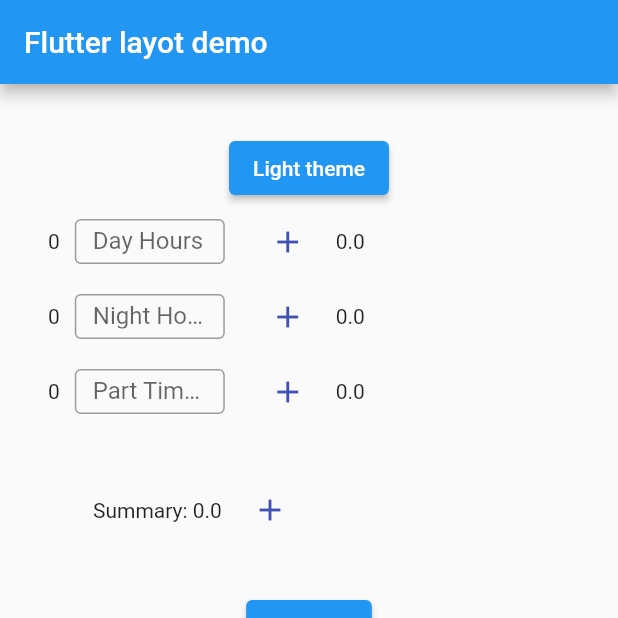
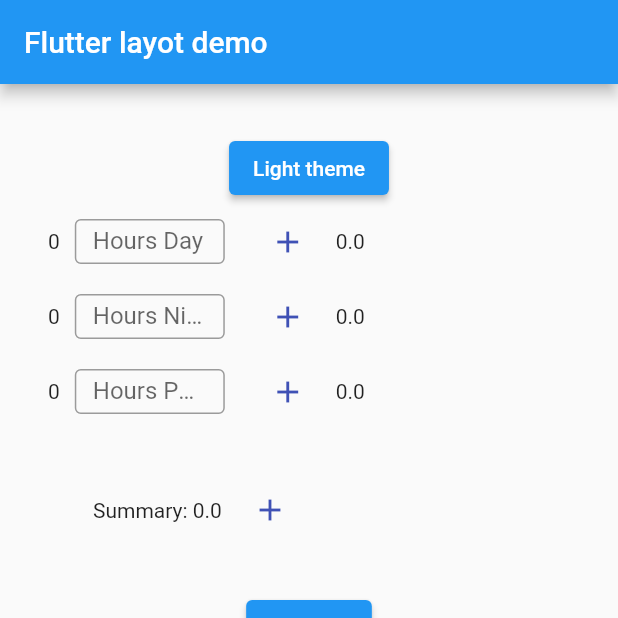
Before and after one commit to Dude19-86/salaryCalculator, a Flutter app: the screen it shows after launch, on a phone screen of 412 x 824 dp, the top half of it. Run offline on Flutter 3.47's test engine with Material 2 defaults, Android fonts, the phone set to English and light mode, and no system bars; our stand-ins replace flutter_bloc, shared_preferences.

Commit message:
12salary

```diff
--- a/lib/salary_calculator.dart
+++ b/lib/salary_calculator.dart
@@ -2,8 +2,8 @@ import 'package:flutter/material.dart';
 import 'package:flutter_bloc/flutter_bloc.dart';
 import 'package:salary_calculator/bloc/main/main_bloc.dart';
 import 'package:salary_calculator/models/calculator.dart';
+import 'package:salary_calculator/text_field_my.dart';
 import 'package:shared_preferences/shared_preferences.dart';
-
 
 class SalaryCalculator extends StatefulWidget {
   const SalaryCalculator({super.key});
@@ -25,18 +25,8 @@ class _SalaryCalculatorState extends State<SalaryCalculator> {
 
   @override
   void initState() {
-    //final mBloc = context.read<MainBloc>();
     super.initState();
-    //mBloc.state.calculator еще нет
-    //myControllerDay.text = mBloc.state.calculator!.inputDay;
   }
-
-  // void _saveText() {
-  //   // Save the text to the shared preference.
-  //   final mBloc = context.read<MainBloc>();
-  //   mBloc.state.calculator!.inputDay = myControllerDay.text;
-  //   mBloc.add(MainUpdateCalculator(mBloc.state.calculator!));
-  // }
 
   void _dayAmountCounter() {
     final mBloc = context.read<MainBloc>();
@@ -114,8 +104,6 @@ class _SalaryCalculatorState extends State<SalaryCalculator> {
 
   void _summaryF() {
     final mBloc = context.read<MainBloc>();
-
-    //Не буду усложнять, но мы получаем объект класса калькулятор из нашего хранилища блока
     Calculator calculator = mBloc.state.calculator!;
 
     calculator.summary = ((calculator.dayAmount +
@@ -150,6 +138,12 @@ class _SalaryCalculatorState extends State<SalaryCalculator> {
       },
       listener: (context, state) {
         myControllerDay.text = state.calculator!.inputDay;
+        myControllerNight.text = state.calculator!.inputNight;
+        myControllerPart.text = state.calculator!.inputPart;
+        myControllerDayPercent.text = state.calculator!.inputDayPercent;
+        myControllerNightPercent.text = state.calculator!.inputNightPercent;
+        myControllerPremiumPercent.text = state.calculator!.inputPremiumPercent;
+        myControllerPartJobPercent.text = state.calculator!.inputPartJobPercent;
       },
       builder: (context, state) {
         return BlocBuilder<MainBloc, MainState>(
@@ -185,134 +179,169 @@ class _SalaryCalculatorState extends State<SalaryCalculator> {
                                     crossAxisAlignment:
                                         CrossAxisAlignment.start,
                                     children: [
-                                      Row(
-                                        children: [
-                                          SizedBox(
-                                            child: Text(state.calculator == null
-                                                ? ""
-                                                : state.calculator!.dayCounter
-                                                    .toString()),
-                                          ),
-                                          Padding(
-                                            padding: const EdgeInsets.all(10),
-                                            child: SizedBox(
-                                              width: 100,
-                                              height: 30,
-                                              child: TextField(
-                                                onChanged: (value) {
-                                                  //Пример, тут можно записать значение при изменении
-                                                  state.calculator!.inputDay =
-                                                      value;
-                                                  context.read<MainBloc>().add(
-                                                      MainUpdateCalculator(
-                                                          state.calculator!));
-                                                  print(state
-                                                      .calculator!.inputDay);
-                                                  print(value);
-                                                },
-                                                keyboardType:
-                                                    TextInputType.number,
-                                                controller: myControllerDay,
-                                                obscureText: false,
-                                                decoration:
-                                                    const InputDecoration(
-                                                  border: OutlineInputBorder(),
-                                                  labelText: 'Day Hours',
-                                                ),
-                                              ),
-                                            ),
-                                          ),
-                                          TextButton(
-                                            onPressed: _dayAmountCounter,
-                                            child: const Icon(Icons.add,
-                                                color: Colors.indigo),
-                                          ),
-                                          SizedBox(
-                                            child: Text(state.calculator == null
-                                                ? ""
-                                                : state.calculator!.dayAmount
-                                                    .toString()),
-                                          ),
-                                        ],
-                                      ),
-                                      Row(
-                                        children: [
-                                          SizedBox(
-                                            child: Text(state.calculator == null
-                                                ? ""
-                                                : state.calculator!.nightCounter
-                                                    .toString()),
-                                          ),
-                                          Padding(
-                                            padding: const EdgeInsets.all(10),
-                                            child: SizedBox(
-                                              width: 100,
-                                              height: 30,
-                                              child: TextField(
-                                                keyboardType:
-                                                    TextInputType.number,
-                                                controller: myControllerNight,
-                                                obscureText: false,
-                                                decoration:
-                                                    const InputDecoration(
-                                                  border: OutlineInputBorder(),
-                                                  labelText: 'Night Hours',
-                                                ),
-                                              ),
-                                            ),
-                                          ),
-                                          TextButton(
-                                            onPressed: _nightAmountCounter,
-                                            child: const Icon(Icons.add,
-                                                color: Colors.indigo),
-                                          ),
-                                          SizedBox(
-                                            child: Text(state.calculator == null
-                                                ? ""
-                                                : state.calculator!.nightAmount
-                                                    .toString()),
-                                          ),
-                                        ],
-                                      ),
-                                      Row(
-                                        children: [
-                                          SizedBox(
-                                            child: Text(state.calculator == null
-                                                ? ""
-                                                : state.calculator!.partCounter
-                                                    .toString()),
-                                          ),
-                                          Padding(
-                                            padding: const EdgeInsets.all(10),
-                                            child: SizedBox(
-                                              width: 100,
-                                              height: 30,
-                                              child: TextField(
-                                                keyboardType:
-                                                    TextInputType.number,
-                                                controller: myControllerPart,
-                                                obscureText: false,
-                                                decoration:
-                                                    const InputDecoration(
-                                                  border: OutlineInputBorder(),
-                                                  labelText: 'Part Time Job',
-                                                ),
-                                              ),
-                                            ),
-                                          ),
-                                          TextButton(
-                                            onPressed: _partAmountCounter,
-                                            child: const Icon(Icons.add,
-                                                color: Colors.indigo),
-                                          ),
-                                          SizedBox(
-                                            child: Text(state.calculator == null
-                                                ? ""
-                                                : state.calculator!.partAmount
-                                                    .toString()),
-                                          ),
-                                        ],
-                                      ),
+                                      TextFieldMy(
+                                          input: 'inputDay',
+                                          counter: state.calculator!.dayCounter,
+                                          onPressed: _dayAmountCounter,
+                                          controller: myControllerDay,
+                                          amount: state.calculator!.dayAmount,
+                                          labelText: 'Hours Day'),
+                                      TextFieldMy(
+                                          input: 'inputNight',
+                                          counter:
+                                              state.calculator!.nightCounter,
+                                          onPressed: _nightAmountCounter,
+                                          controller: myControllerNight,
+                                          amount: state.calculator!.nightAmount,
+                                          labelText: 'Hours Night'),
+                                      TextFieldMy(
+                                          input: 'inputPart',
+                                          counter:
+                                              state.calculator!.partCounter,
+                                          onPressed: _partAmountCounter,
+                                          controller: myControllerPart,
+                                          amount: state.calculator!.partAmount,
+                                          labelText: 'Hours Part'),
+
+                                      // Row(
+                                      //   children: [
+                                      //     SizedBox(
+                                      //       child: Text(state.calculator == null
+                                      //           ? ""
+                                      //           : state.calculator!.dayCounter
+                                      //           .toString()),
+                                      //     ),
+                                      //     Padding(
+                                      //       padding: const EdgeInsets.all(10),
+                                      //       child: SizedBox(
+                                      //         width: 100,
+                                      //         height: 30,
+                                      //         child: TextField(
+                                      //           onChanged: (value) {
+                                      //             state.calculator!.inputDay =
+                                      //                 value;
+                                      //             context.read<MainBloc>().add(
+                                      //                 MainUpdateCalculator(
+                                      //                     state.calculator!));
+                                      //           },
+                                      //           keyboardType:
+                                      //           TextInputType.number,
+                                      //           controller: myControllerDay,
+                                      //           obscureText: false,
+                                      //           decoration:
+                                      //           const InputDecoration(
+                                      //             border: OutlineInputBorder(),
+                                      //             labelText: 'Day Hours',
+                                      //           ),
+                                      //         ),
+                                      //       ),
+                                      //     ),
+                                      //     TextButton(
+                                      //       onPressed: _dayAmountCounter,
+                                      //       child: const Icon(Icons.add,
+                                      //           color: Colors.indigo),
+                                      //     ),
+                                      //     SizedBox(
+                                      //       child: Text(state.calculator == null
+                                      //           ? ""
+                                      //           : state.calculator!.dayAmount
+                                      //           .toString()),
+                                      //     ),
+                                      //   ],
+                                      // ),
+                                      // Row(
+                                      //   children: [
+                                      //     SizedBox(
+                                      //       child: Text(state.calculator == null
+                                      //           ? ""
+                                      //           : state.calculator!.nightCounter
+                                      //           .toString()),
+                                      //     ),
+                                      //     Padding(
+                                      //       padding: const EdgeInsets.all(10),
+                                      //       child: SizedBox(
+                                      //         width: 100,
+                                      //         height: 30,
+                                      //         child: TextField(
+                                      //           onChanged: (value) {
+                                      //             //Пример, тут можно записать значение при изменении
+                                      //             state.calculator!.inputNight =
+                                      //                 value;
+                                      //             context.read<MainBloc>().add(
+                                      //                 MainUpdateCalculator(
+                                      //                     state.calculator!));
+                                      //           },
+                                      //           keyboardType:
+                                      //           TextInputType.number,
+                                      //           controller: myControllerNight,
+                                      //           obscureText: false,
+                                      //           decoration:
+                                      //           const InputDecoration(
+                                      //             border: OutlineInputBorder(),
+                                      //             labelText: 'Night Hours',
+                                      //           ),
+                                      //         ),
+                                      //       ),
+                                      //     ),
+                                      //     TextButton(
+                                      //       onPressed: _nightAmountCounter,
+                                      //       child: const Icon(Icons.add,
+                                      //           color: Colors.indigo),
+                                      //     ),
+                                      //     SizedBox(
+                                      //       child: Text(state.calculator == null
+                                      //           ? ""
+                                      //           : state.calculator!.nightAmount
+                                      //           .toString()),
+                                      //     ),
+                                      //   ],
+                                      // ),
+                                      // Row(
+                                      //   children: [
+                                      //     SizedBox(
+                                      //       child: Text(state.calculator == null
+                                      //           ? ""
+                                      //           : state.calculator!.partCounter
+                                      //           .toString()),
+                                      //     ),
+                                      //     Padding(
+                                      //       padding: const EdgeInsets.all(10),
+                                      //       child: SizedBox(
+                                      //         width: 100,
+                                      //         height: 30,
+                                      //         child: TextField(
+                                      //           onChanged: (value) {
+                                      //             state.calculator!.inputPart =
+                                      //                 value;
+                                      //             context.read<MainBloc>().add(
+                                      //                 MainUpdateCalculator(
+                                      //                     state.calculator!));
+                                      //           },
+                                      //           keyboardType:
+                                      //           TextInputType.number,
+                                      //           controller: myControllerPart,
+                                      //           obscureText: false,
+                                      //           decoration:
+                                      //           const InputDecoration(
+                                      //             border: OutlineInputBorder(),
+                                      //             labelText: 'Part Time Job',
+                                      //           ),
+                                      //         ),
+                                      //       ),
+                                      //     ),
+                                      //     TextButton(
+                                      //       onPressed: _partAmountCounter,
+                                      //       child: const Icon(Icons.add,
+                                      //           color: Colors.indigo),
+                                      //     ),
+                                      //     SizedBox(
+                                      //       child: Text(state.calculator == null
+                                      //           ? ""
+                                      //           : state.calculator!.partAmount
+                                      //           .toString()),
+                                      //     ),
+                                      //   ],
+                                      // ),
                                       // Row(
                                       //   children: [
                                       //     const SizedBox(
--- /dev/null
+++ b/lib/text_field_my.dart
@@ -0,0 +1,77 @@
+import 'package:flutter/material.dart';
+import 'package:flutter_bloc/flutter_bloc.dart';
+
+import 'bloc/main/main_bloc.dart';
+
+class TextFieldMy extends StatelessWidget {
+  final String input;
+  final int counter;
+  final double amount;
+  final String labelText;
+  final Function() onPressed;
+  final TextEditingController controller;
+
+  const TextFieldMy(
+      {super.key,
+      required this.input,
+      required this.counter,
+      required this.onPressed,
+      required this.controller,
+      required this.amount, required this.labelText});
+
+  @override
+  Widget build(BuildContext context) {
+    return BlocBuilder<MainBloc, MainState>(builder: (context, state) {
+      return Row(
+        children: [
+          SizedBox(
+            child: Text(state.calculator == null ? "" : counter.toString()),
+          ),
+          Padding(
+            padding: const EdgeInsets.all(10),
+            child: SizedBox(
+              width: 100,
+              height: 30,
+              child: TextField(
+                onChanged: (value) {
+                  if (input == "inputDay") {
+                    state.calculator!.inputDay = value;
+                  } else if (input == "inputNight") {
+                    state.calculator!.inputNight = value;
+                  } else if (input == "inputPart") {
+                    state.calculator!.inputPart = value;
+                  } else if (input == "inputDayPercent") {
+                    state.calculator!.inputDayPercent = value;
+                  } else if (input == "inputPremiumPercent") {
+                    state.calculator!.inputPremiumPercent = value;
+                  } else if (input == "inputPartJobPercent") {
+                    state.calculator!.inputPartJobPercent = value;
+                  } else if (input == "inputNightPercent") {
+                    state.calculator!.inputNightPercent = value;
+                  }
+                  context
+                      .read<MainBloc>()
+                      .add(MainUpdateCalculator(state.calculator!));
+                },
+                keyboardType: TextInputType.number,
+                controller: controller,
+                obscureText: false,
+                decoration: InputDecoration(
+                  border: const OutlineInputBorder(),
+                  labelText: labelText,
+                ),
+              ),
+            ),
+          ),
+          TextButton(
+            onPressed: onPressed,
+            child: const Icon(Icons.add, color: Colors.indigo),
+          ),
+          SizedBox(
+            child: Text(state.calculator == null ? "" : amount.toString()),
+          ),
+        ],
+      );
+    });
+  }
+}
```
